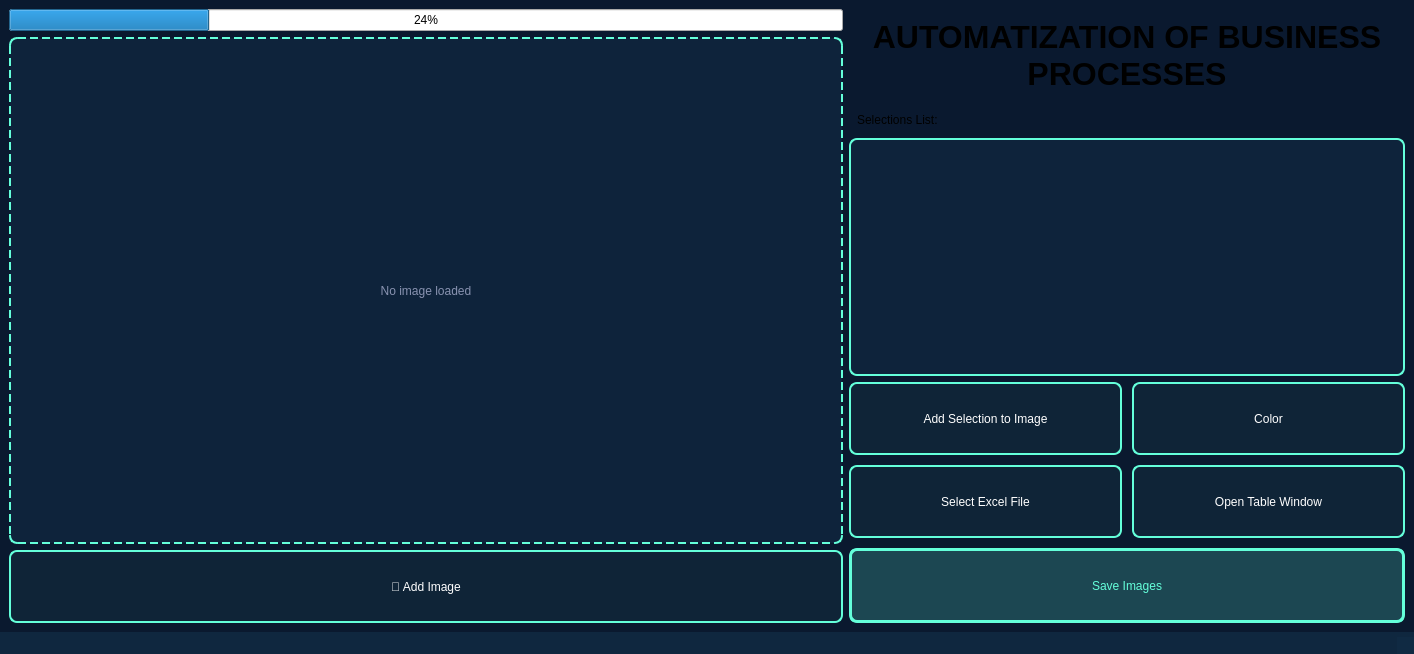
Above: Main.ui from CyberBro9/aobp before the change. Below: the same form after it.
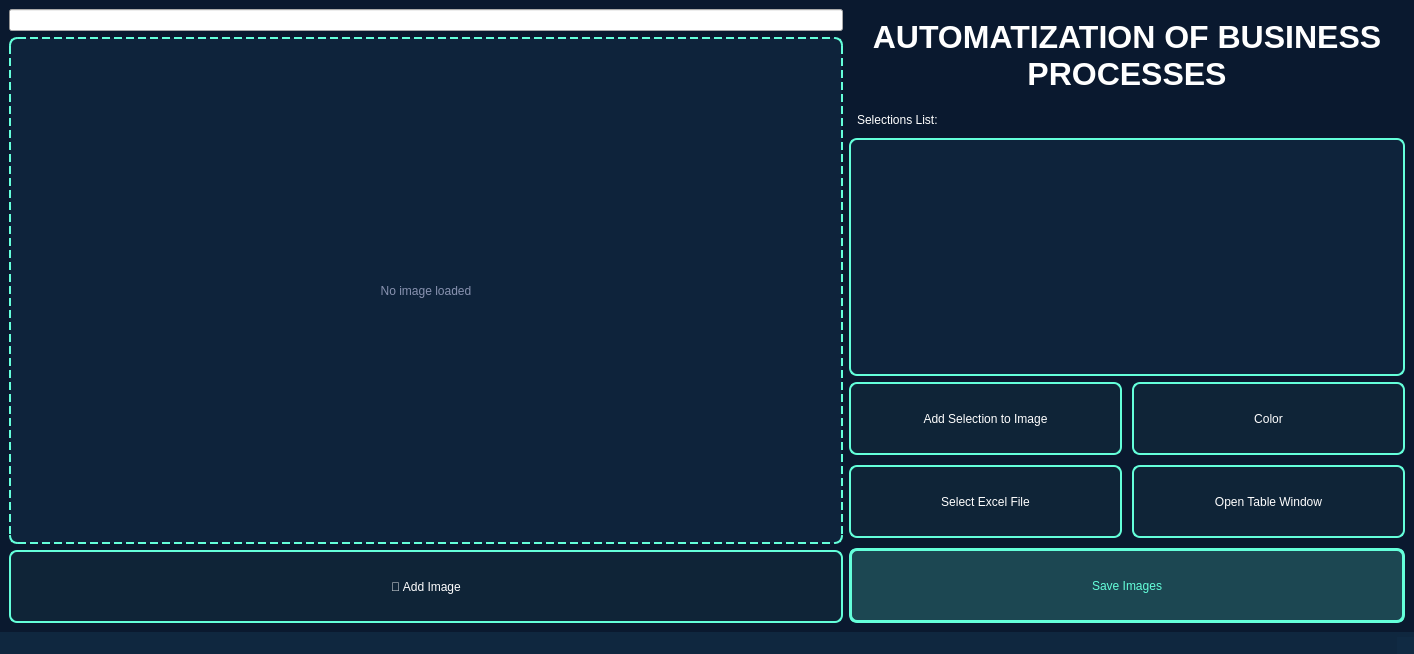
That is the form after the change. Icons and pictures are not drawn.

What changed in the file:
```diff
--- a/Main.ui
+++ b/Main.ui
@@ -72,7 +72,10 @@
       <item>
        <widget class="QProgressBar" name="progressBar">
         <property name="value">
-         <number>24</number>
+         <number>0</number>
+        </property>
+        <property name="textVisible">
+         <bool>false</bool>
         </property>
        </widget>
       </item>
@@ -121,7 +124,7 @@
          </font>
         </property>
         <property name="styleSheet">
-         <string notr="true">font: bold 24pt &quot;Yu Gothic UI&quot;; padding: 10px;</string>
+         <string notr="true">color: #ffffff; font: bold 24pt &quot;Yu Gothic UI&quot;; padding: 10px;</string>
         </property>
         <property name="text">
          <string>AUTOMATIZATION OF BUSINESS PROCESSES</string>
@@ -140,7 +143,7 @@
       <item>
        <widget class="QLabel" name="selectionsLabel">
         <property name="styleSheet">
-         <string notr="true">font: bold 14pt &quot;Yu Gothic UI&quot;; padding: 5px;</string>
+         <string notr="true">color: #ffffff; font: bold 14pt &quot;Yu Gothic UI&quot;; padding: 5px;</string>
         </property>
         <property name="text">
          <string>Selections List:</string>
```
Left out of the diff: 3 changed lines with no effect on the pictures.
